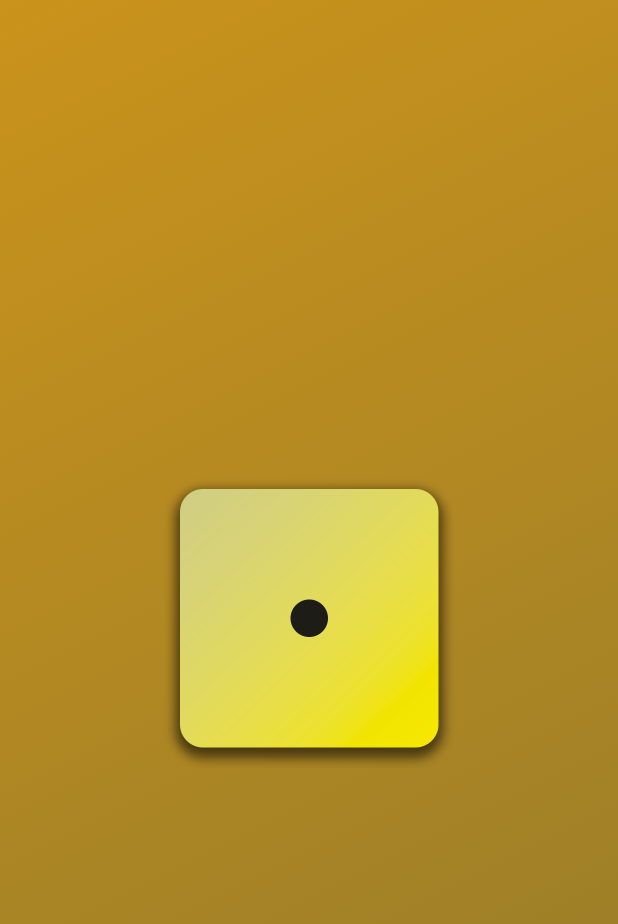
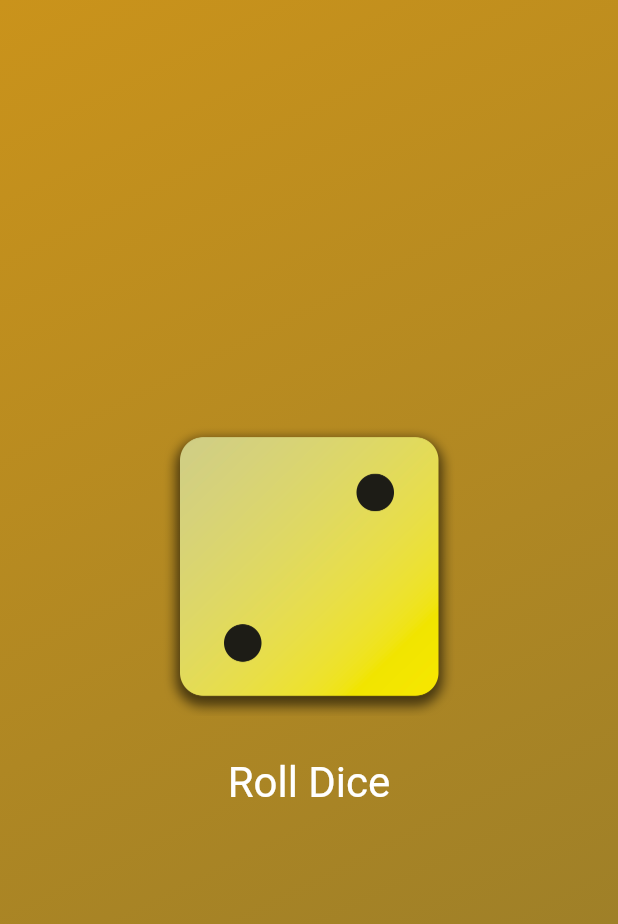
Before and after one commit to lusida0131/FlutterClass, a Flutter app: the screen it shows after launch, on a phone screen of 412 x 824 dp. Shown: the top 924 px of the screen. Run offline on Flutter 3.47's test engine with Material 2 defaults, Android fonts, the phone set to English and light mode, and no system bars; our stand-ins replace fluttertoast; missing offline and left inert: secret_cat_sdk.

Commit message:
Roll Dice App create

```diff
--- /dev/null
+++ b/Maximilian/udemy/lib/dice_roller.dart
@@ -0,0 +1,53 @@
+import 'package:flutter/material.dart';
+import 'dart:math';
+
+final randomizer = Random();
+
+class DiceRoller extends StatefulWidget {
+  const DiceRoller({super.key});
+
+  @override
+  State<DiceRoller> createState() => _DiceRollerState();
+}
+
+class _DiceRollerState extends State<DiceRoller> {
+  // var activeDiceImage = 'assets/image/dice-1.png';
+  var currentRoll = 2;
+
+  void rollDice() {
+    currentRoll = randomizer.nextInt(6) + 1;
+    // var diceRoll = Random().nextInt(6) + 1;
+
+    setState(() {
+      // activeDiceImage = 'assets/image/dice-$diceRoll.png';
+    });
+  }
+
+  @override
+  Widget build(BuildContext context) {
+    return Column(
+      mainAxisSize: MainAxisSize.min,
+      children: [
+        Image.asset(
+          // activeDiceImage,
+          'assets/image/dice-$currentRoll.png',
+          width: 200,
+        ),
+        const SizedBox(
+          height: 20,
+        ),
+        TextButton(
+          onPressed: rollDice,
+          style: TextButton.styleFrom(
+            // padding: const EdgeInsets.only(
+            //   top: 20,
+            // ),
+            foregroundColor: Colors.white,
+            textStyle: const TextStyle(fontSize: 28),
+          ),
+          child: const Text('Roll Dice'),
+        )
+      ],
+    );
+  }
+}
--- a/Maximilian/udemy/lib/gradient_container.dart
+++ b/Maximilian/udemy/lib/gradient_container.dart
@@ -1,4 +1,5 @@
 import 'package:flutter/material.dart';
+import 'package:udemy/dice_roller.dart';
 
 var startAlignment = Alignment.topLeft;
 var endAlignment = Alignment.bottomRight;
@@ -20,10 +21,7 @@ class GradientContainer extends StatelessWidget {
         ),
       ),
       child: Center(
-        child: Image.asset(
-          'assets/image/dice-1.png',
-          width: 200,
-        ),
+        child: DiceRoller(),
       ),
     );
   }
```
